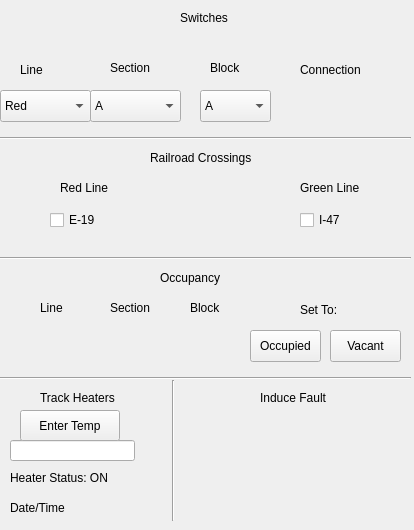
Qt form Track Model/TestUI.ui (headhunter22/ECE1140-Train-Simulator) before a commit.
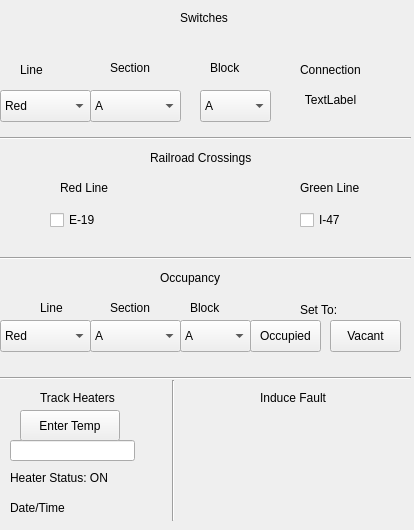
The same form after that commit.

What changed in the file:
```diff
--- a/Track Model/TestUI.ui
+++ b/Track Model/TestUI.ui
@@ -314,7 +314,7 @@
     <property name="geometry">
      <rect>
       <x>250</x>
-      <y>330</y>
+      <y>320</y>
       <width>71</width>
       <height>32</height>
      </rect>
@@ -327,7 +327,7 @@
     <property name="geometry">
      <rect>
       <x>330</x>
-      <y>330</y>
+      <y>320</y>
       <width>71</width>
       <height>32</height>
      </rect>
@@ -437,6 +437,97 @@
      <string>Enter Temp</string>
     </property>
    </widget>
+   <widget class="QComboBox" name="OccLineSel">
+    <property name="geometry">
+     <rect>
+      <x>0</x>
+      <y>320</y>
+      <width>91</width>
+      <height>32</height>
+     </rect>
+    </property>
+    <item>
+     <property name="text">
+      <string>Red</string>
+     </property>
+    </item>
+    <item>
+     <property name="text">
+      <string>Green</string>
+     </property>
+    </item>
+    <item>
+     <property name="text">
+      <string>Blue</string>
+     </property>
+    </item>
+   </widget>
+   <widget class="QComboBox" name="OccSecSel">
+    <property name="geometry">
+     <rect>
+      <x>90</x>
+      <y>320</y>
+      <width>91</width>
+      <height>32</height>
+     </rect>
+    </property>
+    <item>
+     <property name="text">
+      <string>A</string>
+     </property>
+    </item>
+    <item>
+     <property name="text">
+      <string>B</string>
+     </property>
+    </item>
+    <item>
+     <property name="text">
+      <string>C</string>
+     </property>
+    </item>
+   </widget>
+   <widget class="QComboBox" name="OccBlockSel">
+    <property name="geometry">
+     <rect>
+      <x>180</x>
+      <y>320</y>
+      <width>71</width>
+      <height>32</height>
+     </rect>
+    </property>
+    <item>
+     <property name="text">
+      <string>A</string>
+     </property>
+    </item>
+    <item>
+     <property name="text">
+      <string>B</string>
+     </property>
+    </item>
+    <item>
+     <property name="text">
+      <string>C</string>
+     </property>
+    </item>
+   </widget>
+   <widget class="QLabel" name="Connection">
+    <property name="geometry">
+     <rect>
+      <x>270</x>
+      <y>90</y>
+      <width>121</width>
+      <height>20</height>
+     </rect>
+    </property>
+    <property name="text">
+     <string>TextLabel</string>
+    </property>
+    <property name="alignment">
+     <set>Qt::AlignCenter</set>
+    </property>
+   </widget>
   </widget>
  </widget>
  <resources/>
```
